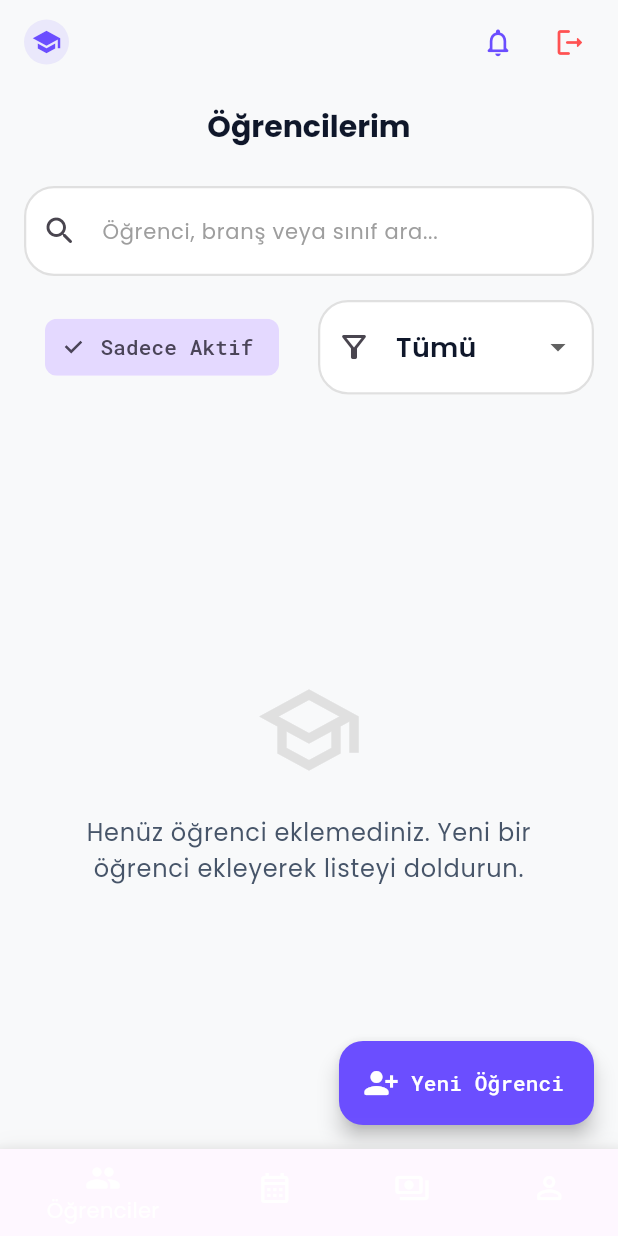
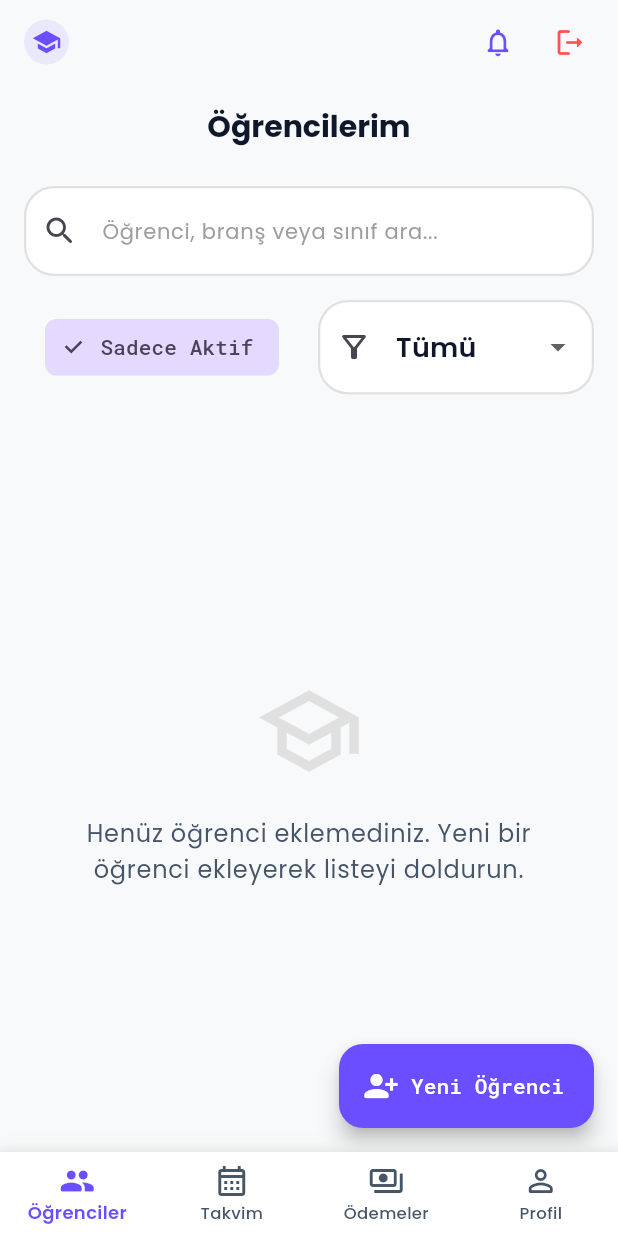
Before and after one commit to SalihaKaraman/DersHub, a Flutter app: the screen it shows once a user with an empty profile is signed in, on a phone screen of 412 x 824 dp. Run offline on Flutter 3.47's test engine with Material 3 defaults, Android fonts, the phone set to English and light mode, and no system bars; our stand-ins replace cloud_firestore, firebase_auth, firebase_core, fl_chart, flutter_local_notifications, flutter_riverpod and 5 more; accounts and stored records are empty.

Commit message:
feat: add bottom navigation theme and implement profile update and account deletion services

```diff
--- a/lib/core/theme.dart
+++ b/lib/core/theme.dart
@@ -121,6 +121,21 @@ class AppTheme {
         ),
         backgroundColor: AppColors.surfaceLight,
       ),
+      bottomNavigationBarTheme: BottomNavigationBarThemeData(
+        backgroundColor: AppColors.surfaceLight,
+        selectedItemColor: AppColors.primary,
+        unselectedItemColor: AppColors.textSecondaryLight,
+        type: BottomNavigationBarType.fixed,
+        selectedLabelStyle: GoogleFonts.poppins(
+          fontWeight: FontWeight.w600,
+          fontSize: 12,
+        ),
+        unselectedLabelStyle: GoogleFonts.poppins(
+          fontWeight: FontWeight.w500,
+          fontSize: 11,
+        ),
+        elevation: 8,
+      ),
     );
   }
 
@@ -242,6 +257,21 @@ class AppTheme {
         ),
         backgroundColor: AppColors.surfaceDark,
       ),
+      bottomNavigationBarTheme: BottomNavigationBarThemeData(
+        backgroundColor: AppColors.surfaceDark,
+        selectedItemColor: AppColors.primary,
+        unselectedItemColor: AppColors.textSecondaryDark,
+        type: BottomNavigationBarType.fixed,
+        selectedLabelStyle: GoogleFonts.poppins(
+          fontWeight: FontWeight.w600,
+          fontSize: 12,
+        ),
+        unselectedLabelStyle: GoogleFonts.poppins(
+          fontWeight: FontWeight.w500,
+          fontSize: 11,
+        ),
+        elevation: 8,
+      ),
     );
   }
 }
```
Also changed, not shown: lib/services/auth_service.dart (+82 -0 lines).
